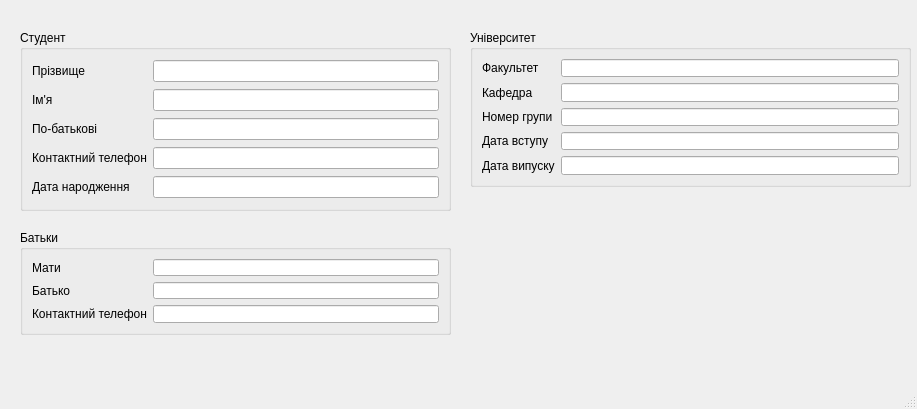
Barlend/StudBd, file informationform.ui: the form before one commit.
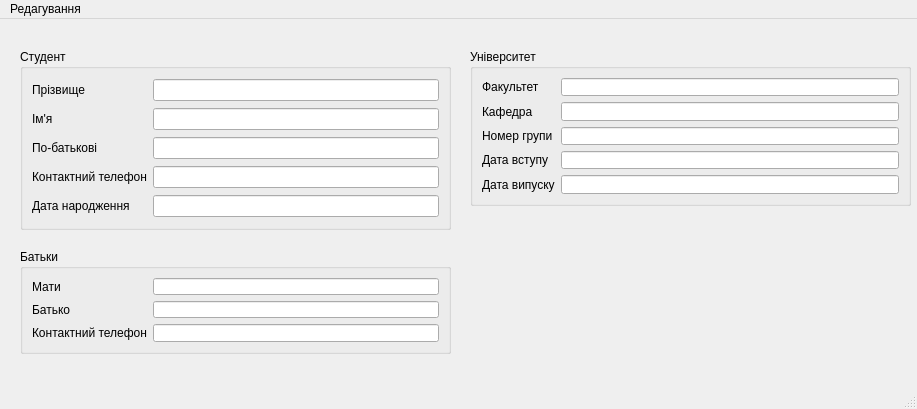
The form after the commit.

Diff of the .ui file:
```diff
--- a/informationform.ui
+++ b/informationform.ui
@@ -224,6 +224,13 @@
      <height>21</height>
     </rect>
    </property>
+   <widget class="QMenu" name="menu">
+    <property name="title">
+     <string>Редагування</string>
+    </property>
+    <addaction name="Chenges_"/>
+   </widget>
+   <addaction name="menu"/>
   </widget>
   <widget class="QStatusBar" name="statusbar"/>
  </widget>
```
Left out of the diff: 5 changed lines with no effect on the pictures.
